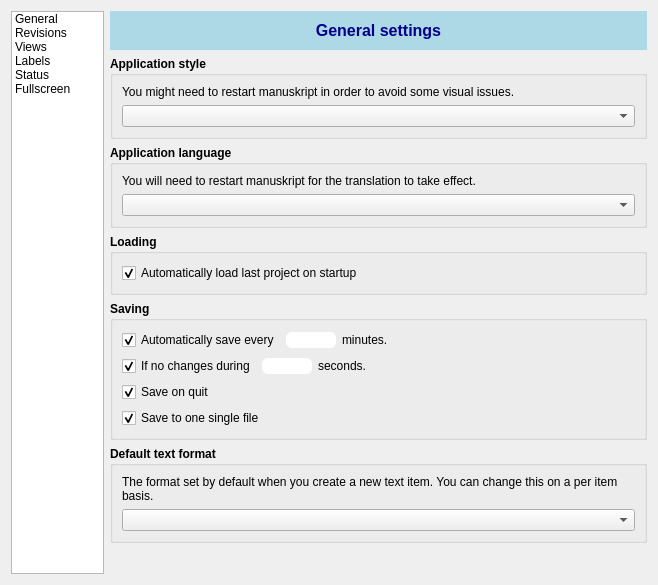
This is manuskript/ui/settings_ui.ui in olivierkes/manuskript as Qt 5 draws it before an edit. The edited form follows.
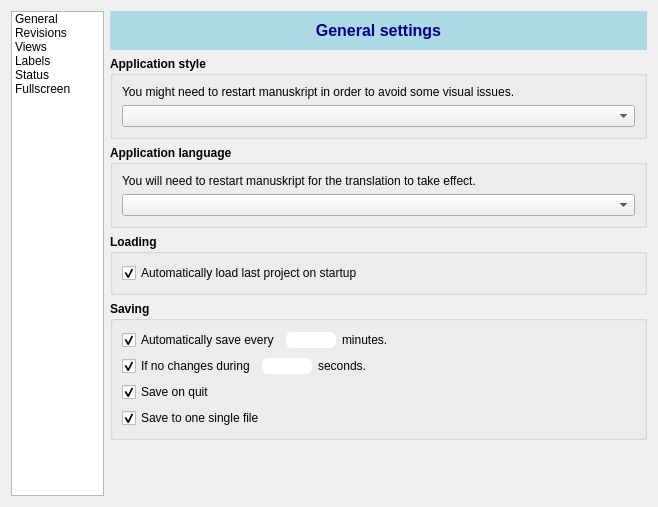
This is the edited form. Icons and pictures are not drawn.

Commit message: Purging types from settings

Patch:
```diff
--- a/manuskript/ui/settings_ui.ui
+++ b/manuskript/ui/settings_ui.ui
@@ -7,7 +7,7 @@
     <x>0</x>
     <y>0</y>
     <width>658</width>
-    <height>585</height>
+    <height>507</height>
    </rect>
   </property>
   <property name="windowTitle">
@@ -424,47 +424,6 @@
          </layout>
         </widget>
        </item>
-       <item>
-        <widget class="QGroupBox" name="groupBox_11">
-         <property name="font">
-          <font>
-           <weight>75</weight>
-           <bold>true</bold>
-          </font>
-         </property>
-         <property name="title">
-          <string>Default text format</string>
-         </property>
-         <layout class="QVBoxLayout" name="verticalLayout_19">
-          <item>
-           <widget class="QLabel" name="label_35">
-            <property name="font">
-             <font>
-              <weight>50</weight>
-              <bold>false</bold>
-             </font>
-            </property>
-            <property name="text">
-             <string>The format set by default when you create a new text item. You can change this on a per item basis.</string>
-            </property>
-            <property name="wordWrap">
-             <bool>true</bool>
-            </property>
-           </widget>
-          </item>
-          <item>
-           <widget class="QComboBox" name="cmbDefaultTextType">
-            <property name="font">
-             <font>
-              <weight>50</weight>
-              <bold>false</bold>
-             </font>
-            </property>
-           </widget>
-          </item>
-         </layout>
-        </widget>
-       </item>
        <item>
         <spacer name="verticalSpacer_2">
          <property name="orientation">
```
The commit also changes 2 other files.
